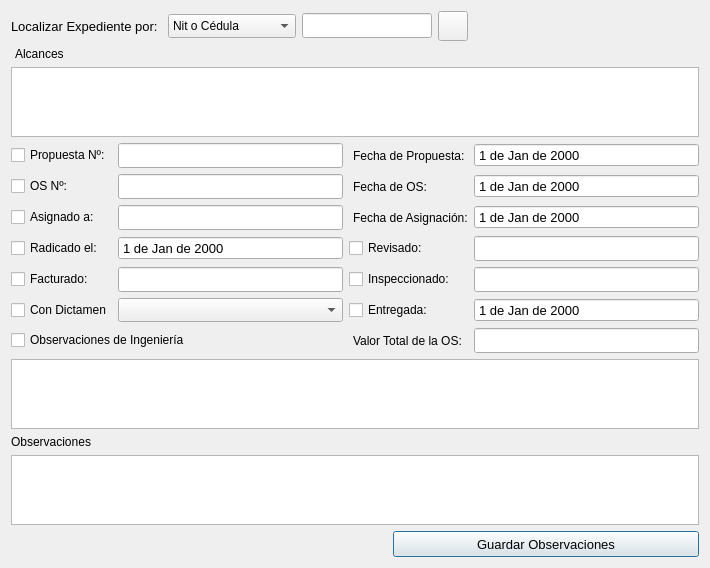
This is ui/sostate.ui in OdairTrujillo/blockcheck as Qt 5 draws it before an edit. The edited form follows.
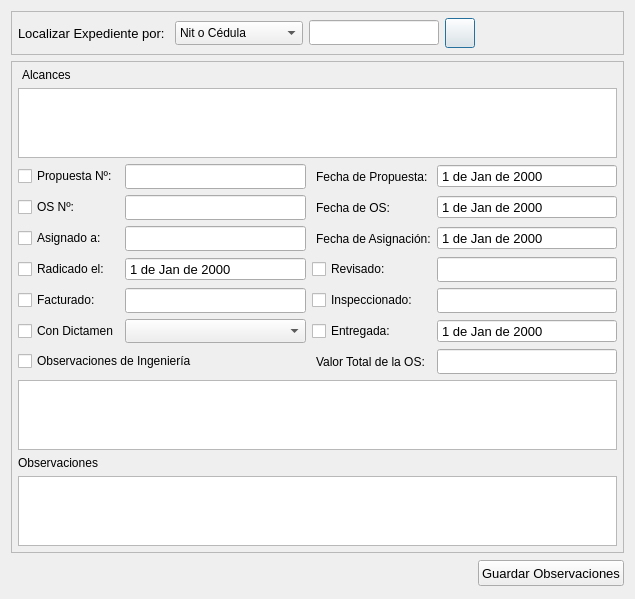
This is the edited form. Icons and pictures are not drawn.

Commit message: Se incluye .gitignore, se modifica el correo de contacto en el README.dm. También se actualizan los layouts de las interfaces gráficas. El proyecto queda listo para editar código.

```diff
--- a/ui/sostate.ui
+++ b/ui/sostate.ui
@@ -6,8 +6,8 @@
    <rect>
     <x>0</x>
     <y>0</y>
-    <width>710</width>
-    <height>548</height>
+    <width>635</width>
+    <height>596</height>
    </rect>
   </property>
   <property name="windowTitle">
@@ -18,37 +18,155 @@
     <normaloff>:/icons/icons/find.png</normaloff>:/icons/icons/find.png</iconset>
   </property>
   <layout class="QGridLayout" name="gridLayout_2">
-   <item row="5" column="0">
-    <widget class="QLabel" name="label">
+   <item row="0" column="0" colspan="2">
+    <widget class="QFrame" name="frame">
+     <property name="frameShape">
+      <enum>QFrame::StyledPanel</enum>
+     </property>
+     <property name="frameShadow">
+      <enum>QFrame::Raised</enum>
+     </property>
+     <layout class="QHBoxLayout" name="horizontalLayout">
+      <property name="leftMargin">
+       <number>6</number>
+      </property>
+      <property name="topMargin">
+       <number>6</number>
+      </property>
+      <property name="rightMargin">
+       <number>6</number>
+      </property>
+      <property name="bottomMargin">
+       <number>6</number>
+      </property>
+      <item>
+       <widget class="QLabel" name="label_2">
      <property name="font">
       <font>
-       <pointsize>9</pointsize>
+          <pointsize>10</pointsize>
       </font>
      </property>
      <property name="text">
-      <string>Observaciones</string>
+         <string>Localizar Expediente por: </string>
      </property>
     </widget>
    </item>
-   <item row="2" column="0" colspan="7">
-    <widget class="QTextEdit" name="scopeTextEdit">
+      <item>
+       <widget class="QComboBox" name="findByComboBox">
+        <property name="sizePolicy">
+         <sizepolicy hsizetype="Preferred" vsizetype="Fixed">
+          <horstretch>0</horstretch>
+          <verstretch>0</verstretch>
+         </sizepolicy>
+        </property>
+        <property name="minimumSize">
+         <size>
+          <width>0</width>
+          <height>24</height>
+         </size>
+        </property>
      <property name="font">
       <font>
        <pointsize>9</pointsize>
       </font>
      </property>
-     <property name="tabChangesFocus">
-      <bool>true</bool>
-     </property>
-     <property name="readOnly">
-      <bool>true</bool>
-     </property>
-     <property name="acceptRichText">
-      <bool>false</bool>
-     </property>
-    </widget>
-   </item>
-   <item row="1" column="0">
+        <item>
+         <property name="text">
+          <string>Nit o Cédula</string>
+         </property>
+        </item>
+        <item>
+         <property name="text">
+          <string>Orden de Servicio</string>
+         </property>
+        </item>
+       </widget>
+      </item>
+      <item>
+       <widget class="QLineEdit" name="findLineEdit">
+        <property name="minimumSize">
+         <size>
+          <width>130</width>
+          <height>25</height>
+         </size>
+        </property>
+        <property name="maximumSize">
+         <size>
+          <width>100</width>
+          <height>16777215</height>
+         </size>
+        </property>
+        <property name="font">
+         <font>
+          <pointsize>10</pointsize>
+         </font>
+        </property>
+       </widget>
+      </item>
+      <item>
+       <widget class="QPushButton" name="findButton">
+        <property name="minimumSize">
+         <size>
+          <width>30</width>
+          <height>30</height>
+         </size>
+        </property>
+        <property name="maximumSize">
+         <size>
+          <width>30</width>
+          <height>30</height>
+         </size>
+        </property>
+        <property name="toolTip">
+         <string>Ir</string>
+        </property>
+        <property name="text">
+         <string/>
+        </property>
+        <property name="icon">
+         <iconset resource="../resources/resources.qrc">
+          <normaloff>:/icons/icons/go.png</normaloff>:/icons/icons/go.png</iconset>
+        </property>
+       </widget>
+      </item>
+      <item>
+       <spacer name="horizontalSpacer_2">
+        <property name="orientation">
+         <enum>Qt::Horizontal</enum>
+        </property>
+        <property name="sizeHint" stdset="0">
+         <size>
+          <width>136</width>
+          <height>20</height>
+         </size>
+        </property>
+       </spacer>
+      </item>
+     </layout>
+    </widget>
+   </item>
+   <item row="1" column="0" colspan="2">
+    <widget class="QFrame" name="frame_2">
+     <property name="frameShape">
+      <enum>QFrame::StyledPanel</enum>
+     </property>
+     <property name="frameShadow">
+      <enum>QFrame::Raised</enum>
+     </property>
+     <layout class="QVBoxLayout" name="verticalLayout">
+      <property name="leftMargin">
+       <number>6</number>
+      </property>
+      <property name="topMargin">
+       <number>6</number>
+      </property>
+      <property name="rightMargin">
+       <number>6</number>
+      </property>
+      <property name="bottomMargin">
+       <number>6</number>
+      </property>
+      <item>
     <widget class="QLabel" name="label_4">
      <property name="font">
       <font>
@@ -63,7 +181,25 @@
      </property>
     </widget>
    </item>
-   <item row="3" column="0" colspan="7">
+      <item>
+       <widget class="QTextEdit" name="scopeTextEdit">
+        <property name="font">
+         <font>
+          <pointsize>9</pointsize>
+         </font>
+        </property>
+        <property name="tabChangesFocus">
+         <bool>true</bool>
+        </property>
+        <property name="readOnly">
+         <bool>true</bool>
+        </property>
+        <property name="acceptRichText">
+         <bool>false</bool>
+        </property>
+       </widget>
+      </item>
+      <item>
     <layout class="QGridLayout" name="gridLayout">
      <item row="0" column="0">
       <widget class="QCheckBox" name="propCheckBox">
@@ -508,7 +644,55 @@
      </item>
     </layout>
    </item>
-   <item row="7" column="0" colspan="3">
+      <item>
+       <widget class="QTextEdit" name="engObservTextEdit">
+        <property name="font">
+         <font>
+          <pointsize>9</pointsize>
+         </font>
+        </property>
+        <property name="tabChangesFocus">
+         <bool>true</bool>
+        </property>
+        <property name="readOnly">
+         <bool>true</bool>
+        </property>
+        <property name="acceptRichText">
+         <bool>false</bool>
+        </property>
+       </widget>
+      </item>
+      <item>
+       <widget class="QLabel" name="label">
+        <property name="font">
+         <font>
+          <pointsize>9</pointsize>
+         </font>
+        </property>
+        <property name="text">
+         <string>Observaciones</string>
+        </property>
+       </widget>
+      </item>
+      <item>
+       <widget class="QTextEdit" name="admObservTextEdit">
+        <property name="font">
+         <font>
+          <pointsize>9</pointsize>
+         </font>
+        </property>
+        <property name="tabChangesFocus">
+         <bool>true</bool>
+        </property>
+        <property name="acceptRichText">
+         <bool>false</bool>
+        </property>
+       </widget>
+      </item>
+     </layout>
+    </widget>
+   </item>
+   <item row="2" column="0">
     <spacer name="horizontalSpacer">
      <property name="orientation">
       <enum>Qt::Horizontal</enum>
@@ -521,22 +705,7 @@
      </property>
     </spacer>
    </item>
-   <item row="6" column="0" colspan="7">
-    <widget class="QTextEdit" name="admObservTextEdit">
-     <property name="font">
-      <font>
-       <pointsize>9</pointsize>
-      </font>
-     </property>
-     <property name="tabChangesFocus">
-      <bool>true</bool>
-     </property>
-     <property name="acceptRichText">
-      <bool>false</bool>
-     </property>
-    </widget>
-   </item>
-   <item row="7" column="3" colspan="4">
+   <item row="2" column="1" rowspan="2">
     <widget class="QPushButton" name="saveObservsButton">
      <property name="enabled">
       <bool>true</bool>
@@ -561,127 +730,6 @@
      </property>
     </widget>
    </item>
-   <item row="0" column="4">
-    <widget class="QPushButton" name="findButton">
-     <property name="minimumSize">
-      <size>
-       <width>30</width>
-       <height>30</height>
-      </size>
-     </property>
-     <property name="maximumSize">
-      <size>
-       <width>30</width>
-       <height>30</height>
-      </size>
-     </property>
-     <property name="toolTip">
-      <string>Ir</string>
-     </property>
-     <property name="text">
-      <string/>
-     </property>
-     <property name="icon">
-      <iconset resource="../resources/resources.qrc">
-       <normaloff>:/icons/icons/go.png</normaloff>:/icons/icons/go.png</iconset>
-     </property>
-    </widget>
-   </item>
-   <item row="0" column="0">
-    <widget class="QLabel" name="label_2">
-     <property name="font">
-      <font>
-       <pointsize>10</pointsize>
-      </font>
-     </property>
-     <property name="text">
-      <string>Localizar Expediente por: </string>
-     </property>
-    </widget>
-   </item>
-   <item row="0" column="2" colspan="2">
-    <widget class="QLineEdit" name="findLineEdit">
-     <property name="minimumSize">
-      <size>
-       <width>130</width>
-       <height>25</height>
-      </size>
-     </property>
-     <property name="maximumSize">
-      <size>
-       <width>100</width>
-       <height>16777215</height>
-      </size>
-     </property>
-     <property name="font">
-      <font>
-       <pointsize>10</pointsize>
-      </font>
-     </property>
-    </widget>
-   </item>
-   <item row="4" column="0" colspan="7">
-    <widget class="QTextEdit" name="engObservTextEdit">
-     <property name="font">
-      <font>
-       <pointsize>9</pointsize>
-      </font>
-     </property>
-     <property name="tabChangesFocus">
-      <bool>true</bool>
-     </property>
-     <property name="readOnly">
-      <bool>true</bool>
-     </property>
-     <property name="acceptRichText">
-      <bool>false</bool>
-     </property>
-    </widget>
-   </item>
-   <item row="0" column="1">
-    <widget class="QComboBox" name="findByComboBox">
-     <property name="sizePolicy">
-      <sizepolicy hsizetype="Preferred" vsizetype="Fixed">
-       <horstretch>0</horstretch>
-       <verstretch>0</verstretch>
-      </sizepolicy>
-     </property>
-     <property name="minimumSize">
-      <size>
-       <width>0</width>
-       <height>24</height>
-      </size>
-     </property>
-     <property name="font">
-      <font>
-       <pointsize>9</pointsize>
-      </font>
-     </property>
-     <item>
-      <property name="text">
-       <string>Nit o Cédula</string>
-      </property>
-     </item>
-     <item>
-      <property name="text">
-       <string>Orden de Servicio</string>
-      </property>
-     </item>
-    </widget>
-   </item>
-   <item row="0" column="5">
-    <spacer name="horizontalSpacer_2">
-     <property name="orientation">
-      <enum>Qt::Horizontal</enum>
-     </property>
-     <property name="sizeHint" stdset="0">
-      <size>
-       <width>40</width>
-       <height>20</height>
-      </size>
-     </property>
-    </spacer>
-   </item>
   </layout>
  </widget>
  <tabstops>
```
Lines whose indentation alone changed are shown as unchanged. The commit also changes 135 other files.
